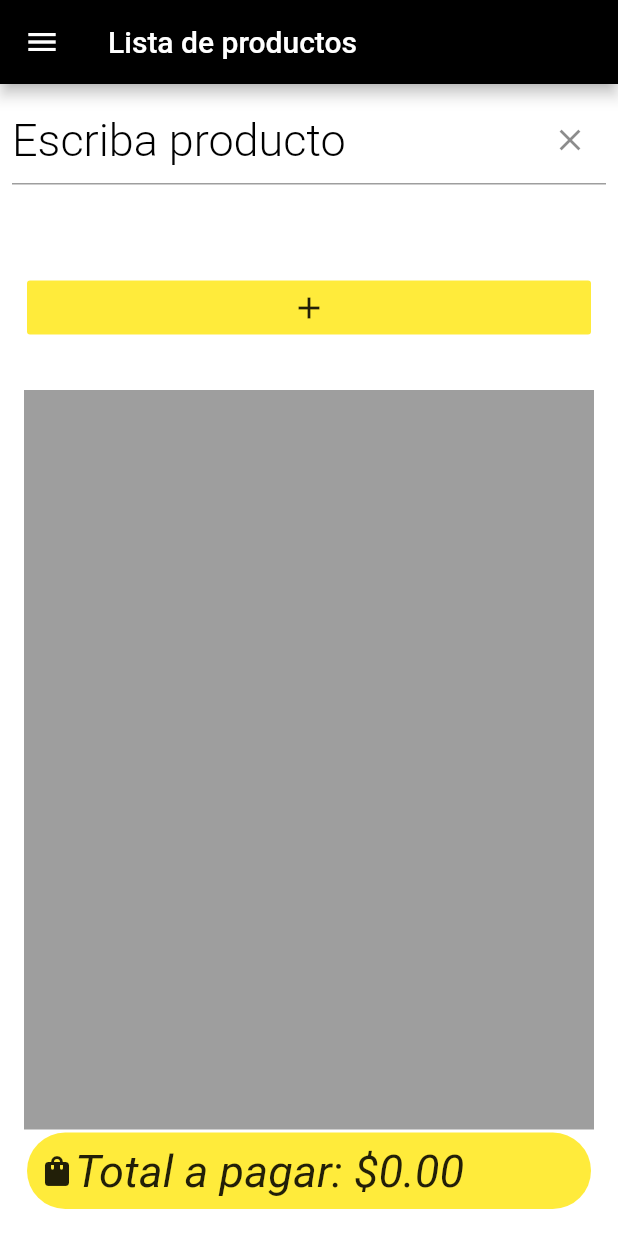
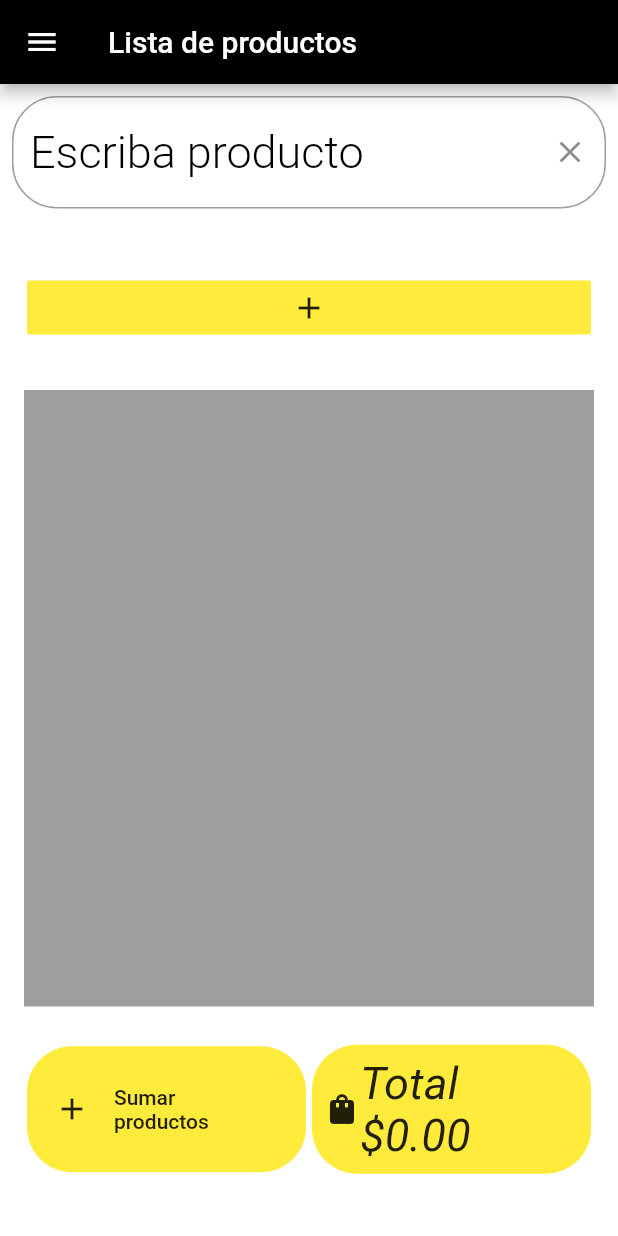
Before and after one commit to tomasignac88/Carrito-de-compra, a Flutter app: the PageList screen opened directly, on a phone screen of 412 x 824 dp. Run offline on Flutter 3.47's test engine with Material 2 defaults, Android fonts, the phone set to English and light mode, and no system bars; our stand-ins replace badges, shared_preferences; missing offline and left inert: sweetalert; accounts and stored records are empty.

Commit message:
se corrige borrar productos, se mejora logica de sharedPreferences

```diff
--- a/lib/pages/pages_list.dart
+++ b/lib/pages/pages_list.dart
@@ -1,4 +1,5 @@
 import 'package:ZocoKarrito/modelo/Products.dart';
+import 'package:flutter/services.dart';
 import 'package:shared_preferences/shared_preferences.dart';
 import 'package:badges/badges.dart';
 import 'package:flutter/material.dart';
@@ -12,13 +13,15 @@ class PageList extends StatefulWidget {
 }
 
 class _PageListState extends State<PageList> {
-  List<Product> _ZocoKarrito = List();
+  //DEFINO VARIABLES A UTILIZAR
+  List<Product> _zocoKarrito = List();
   List<String> listProducts = List();
   String producto;
   String price;
   double _total = 0;
   bool _sharedpreferences = true;
   TextEditingController _controllerTextEditing;
+  TextEditingController _controllerTextEditing2;
   @override
   void initState() {
     super.initState();
@@ -62,12 +65,12 @@ class _PageListState extends State<PageList> {
     return Container(
       child: ListView.builder(
           padding: const EdgeInsets.all(8),
-          itemCount: _ZocoKarrito.length,
+          itemCount: _zocoKarrito.length,
           itemBuilder: (BuildContext context, int index) {
             return Padding(
               padding: const EdgeInsets.all(8.0),
               child: Container(
-                color: _ZocoKarrito[index].color,
+                color: _zocoKarrito[index].color,
                 child: Row(
                   children: [
                     Expanded(
@@ -79,8 +82,13 @@ class _PageListState extends State<PageList> {
                                 child: Icon(Icons.clear),
                                 onTap: () {
                                   setState(() {
-                                    _total = _total - _ZocoKarrito[index].price;
-                                    _ZocoKarrito.removeAt(index);
+                                    _zocoKarrito[index].price == null
+                                        ? _total = _total
+                                        : _total =
+                                            _total - _zocoKarrito[index].price;
+                                    _zocoKarrito.removeAt(index);
+                                    cleanSF();
+                                    addListStringToSF(_zocoKarrito);
                                   });
                                 },
                               ),
@@ -88,16 +96,16 @@ class _PageListState extends State<PageList> {
                               child: Container(
                                 child: CheckboxListTile(
                                   checkColor: Colors.black,
-                                  title: Text(_ZocoKarrito[index].name),
-                                  value: _ZocoKarrito[index].value,
+                                  title: Text(_zocoKarrito[index].name),
+                                  value: _zocoKarrito[index].value,
                                   onChanged: (bool value) {
                                     setState(() {
-                                      _ZocoKarrito[index].value = value;
+                                      _zocoKarrito[index].value = value;
                                       if (value) {
-                                        _ZocoKarrito[index].color =
+                                        _zocoKarrito[index].color =
                                             Colors.green;
                                       } else {
-                                        _ZocoKarrito[index].color =
+                                        _zocoKarrito[index].color =
                                             Colors.white;
                                       }
                                     });
@@ -111,6 +119,11 @@ class _PageListState extends State<PageList> {
                         child: TextField(
                           controller: _controllerTextEditing,
                           style: TextStyle(fontSize: 20),
+                          inputFormatters: <TextInputFormatter>[
+                            LengthLimitingTextInputFormatter(12),
+                            FilteringTextInputFormatter.allow(
+                                RegExp(r"^\d+\.?\d{0,2}"))
+                          ],
                           decoration: InputDecoration(
                             hintText: "\$ 0.00",
                             hintStyle: TextStyle(
@@ -118,13 +131,7 @@ class _PageListState extends State<PageList> {
                                 color: Colors.black),
                           ),
                           onChanged: (texto) {
-                            setState(() {
-                              _ZocoKarrito[index].price = double.parse(texto);
-                              _total = 0;
-                              for (var i = 0; i < _ZocoKarrito.length; i++) {
-                                _total += _ZocoKarrito[i].price;
-                              }
-                            });
+                            _zocoKarrito[index].price = double.parse(texto);
                           },
                         ),
                       ),
@@ -137,6 +144,7 @@ class _PageListState extends State<PageList> {
     );
   }
 
+  //LOGICA DEL MENU HAMBURGUESA (HERRAMIENTAS)
   Drawer drawer() {
     final _screensize = MediaQuery.of(context).size;
     return Drawer(
@@ -166,7 +174,7 @@ class _PageListState extends State<PageList> {
                     SweetAlert.show(context,
                         title: "Lista limpia!", style: SweetAlertStyle.success);
                     setState(() {
-                      _ZocoKarrito.clear();
+                      cleanSF(); //LIMPIA SharedPreferences
                     });
                   })
             ]),
@@ -185,7 +193,7 @@ class _PageListState extends State<PageList> {
                     SweetAlert.show(context,
                         title: "Lista limpia!", style: SweetAlertStyle.success);
                     setState(() {
-                      _ZocoKarrito.clear();
+                      _zocoKarrito.clear(); //LIMPIA LISTA
                       _total = 0;
                     });
                   })
@@ -196,6 +204,7 @@ class _PageListState extends State<PageList> {
     );
   }
 
+  //LOGICA DE TEXTFIELD QUE AGREGA LOS PRODUCTOS A LA LISTA Y AL SharedPreferences
   Widget textfield() {
     Product product = Product();
     return Expanded(
@@ -204,15 +213,21 @@ class _PageListState extends State<PageList> {
           children: [
             Expanded(
               child: TextField(
-                controller: _controllerTextEditing,
+                controller: _controllerTextEditing2,
                 style: TextStyle(fontSize: 30),
                 decoration: InputDecoration(
+                    hoverColor: Colors.yellow,
+                    focusColor: Colors.yellow,
+                    fillColor: Colors.yellow,
+                    border: OutlineInputBorder(
+                        borderRadius: BorderRadius.circular(30)),
                     hintText: "Escriba producto",
                     hintStyle: TextStyle(
                         fontWeight: FontWeight.w300, color: Colors.black),
                     suffixIcon: IconButton(
                       onPressed: () {
-                        _controllerTextEditing.clear();
+                        // FocusScope.of(context).unfocus();
+                        // _controllerTextEditing2.clear();FUTURO DESARROLLO PARA LIMPIAR EL INPUT (POSIBLE ERROR DE VERSION QUE NO FUNCIONA)
                       },
                       icon: Icon(Icons.clear),
                     )),
@@ -241,8 +256,8 @@ class _PageListState extends State<PageList> {
                                     product.name = producto;
                                     product.value = false;
                                     product.color = Colors.white;
-                                    _ZocoKarrito.add(product);
-                                    addStringToSF(producto, listProducts);
+                                    _zocoKarrito.add(product);
+                                    addListStringToSF(_zocoKarrito);
                                     FocusScope.of(context).unfocus();
                                   });
                                 })),
@@ -258,6 +273,7 @@ class _PageListState extends State<PageList> {
     );
   }
 
+  //LISTA DE PRODUCTOS, CON PRECIOS
   Widget boxlistproducts() {
     return Container(
       child: Column(
@@ -275,7 +291,47 @@ class _PageListState extends State<PageList> {
               ),
             ),
           ),
-          Padding(
+          Expanded(
+            child: Container(
+              child: Row(
+                children: [
+                  Expanded(
+                    child: Padding(
+                      padding: const EdgeInsets.all(2.0),
+                      child: Container(
+                        decoration: BoxDecoration(
+                            borderRadius: BorderRadius.circular(30),
+                            color: Colors.yellow),
+                        child: Padding(
+                          padding: const EdgeInsets.all(18.0),
+                          child: Row(
+                            children: [
+                              Icon(Icons.add),
+                              Expanded(
+                                child: FlatButton(
+                                  child: Text("Sumar productos"),
+                                  onPressed: () {
+                                    setState(() {
+                                      _total = 0;
+                                      for (var i = 0;
+                                          i < _zocoKarrito.length;
+                                          i++) {
+                                        _total += _zocoKarrito[i].price == null
+                                            ? 0
+                                            : _zocoKarrito[i].price;
+                                      }
+                                    });
+                                  },
+                                ),
+                              ),
+                            ],
+                          ),
+                        ),
+                      ),
+                    ),
+                  ),
+                  Expanded(
+                    child: Padding(
                       padding: const EdgeInsets.all(2.0),
                       child: Container(
                         decoration: BoxDecoration(
@@ -289,13 +345,19 @@ class _PageListState extends State<PageList> {
                               Icon(Icons.shopping_bag),
                               Expanded(
                                 child: Text(
-                        "Total a pagar: \$" + _total.toStringAsFixed(2),
+                                  "Total \$" + _total.toStringAsFixed(2),
                                   style: TextStyle(
-                            fontSize: 30, fontStyle: FontStyle.italic),
+                                      fontSize: 30,
+                                      fontStyle: FontStyle.italic),
                                 ),
                               ),
                             ],
                           ),
+                        ),
+                      ),
+                    ),
+                  ),
+                ],
               ),
             ),
           )
@@ -304,6 +366,7 @@ class _PageListState extends State<PageList> {
     );
   }
 
+  //LOGICA QUE PREGUNTA SI HAY DATOS GUARDADOS PARA MOSTRARLOS AL INICIAR LA APLICACIÓN
   Widget productsSave() {
     return Container(
       child: FutureBuilder(
@@ -319,10 +382,10 @@ class _PageListState extends State<PageList> {
                 temp.name = item;
                 temp.color = Colors.white;
                 temp.value = false;
-                _ZocoKarrito.add(temp);
+                _zocoKarrito.add(temp);
                 i++;
               }
-              // print(_ZocoKarrito);
+              // print(_zocoKarrito);
               return Column(children: [
                 Expanded(
                   child: Container(child: boxlistproducts()),
@@ -336,19 +399,24 @@ class _PageListState extends State<PageList> {
   }
 }
 
+//LIMPIA LOCAL STORAGE DEL CEL (SharedPreferences)
 cleanSF() async {
   SharedPreferences prefs = await SharedPreferences.getInstance();
   await prefs.clear();
 }
 
-addStringToSF(String producto, List<String> listProducts) async {
+//AGREGAMOS PRODUCTOS AL LOCAL STORAGE DEL CEL (SharedPreferences)
+addListStringToSF(List<Product> listProducts) async {
   SharedPreferences prefs = await SharedPreferences.getInstance();
   await prefs.clear();
-  listProducts.add(producto);
-  // print("Lista:" + json.encode(listProducts));
-  prefs.setStringList('my_string_list_key', listProducts);
+  List<String> newListProducts = [];
+  for (var item in listProducts) {
+    newListProducts.add(item.name.toString());
+  }
+  prefs.setStringList('my_string_list_key', newListProducts);
 }
 
+//LOGICA PAR OBTENER LOS DATOS QUE TIENE EL LOCAL STORAGE
 getStringValuesSF() async {
   SharedPreferences prefs = await SharedPreferences.getInstance();
   //Return String
```
Lines whose indentation alone changed are shown as unchanged.
